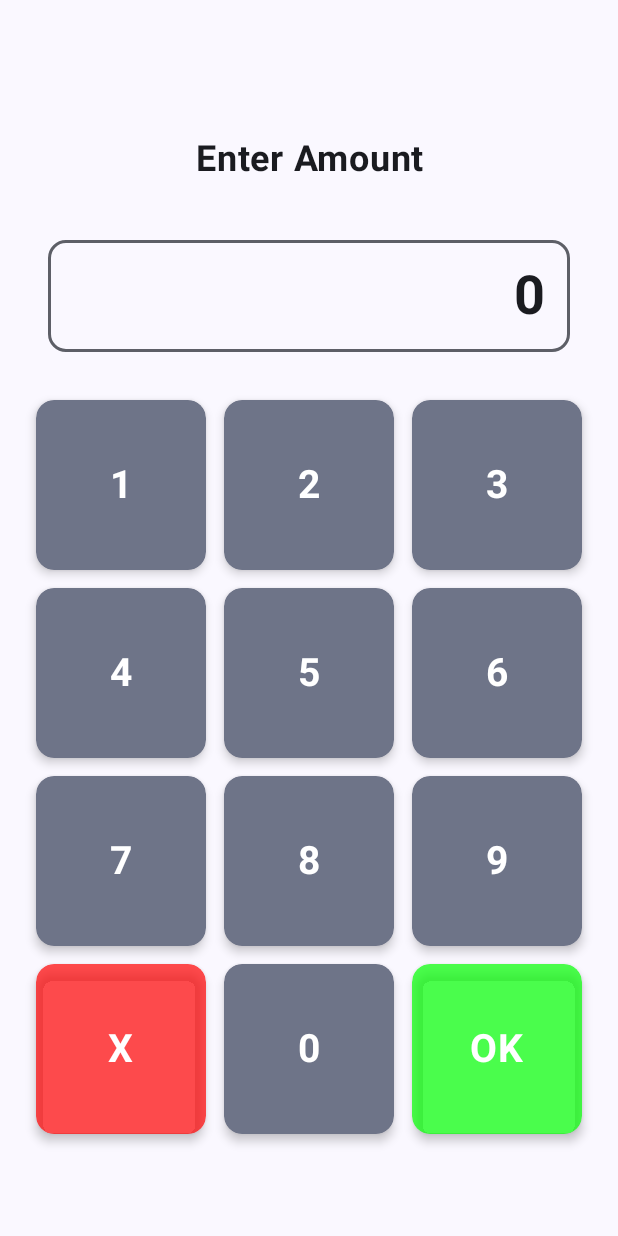
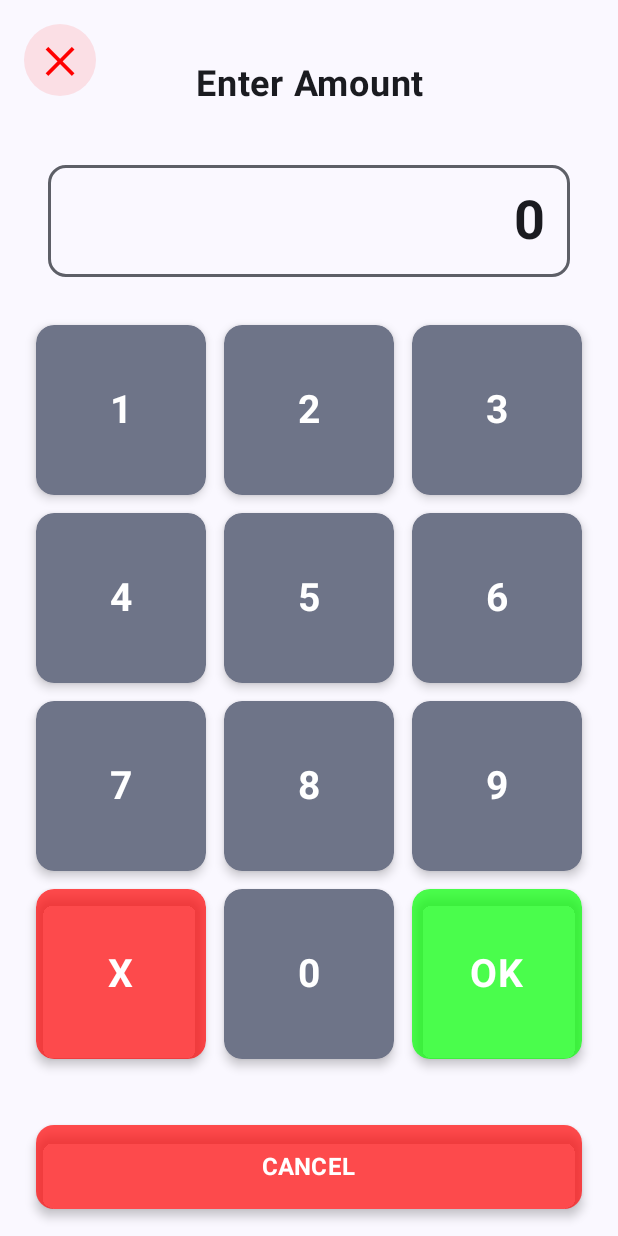
Before and after one commit to malikwaqas077/PintoAndroid, an Android app built with Jetpack Compose: the composable KeypadEntryScreen called with empty values, on a phone screen of 412 x 824 dp. Run offline under Robolectric (Android 15) with nearby library versions, the phone set to English and light mode, and no system bars; libraries missing offline, so code that uses them is left out: com.bumptech.glide; 1 statement that could not run was skipped.

Commit message:
added cross button on pinpad screen

```diff
--- a/app/src/main/java/app/sst/pinto/ui/screens/PaymentScreen.kt
+++ b/app/src/main/java/app/sst/pinto/ui/screens/PaymentScreen.kt
@@ -10,6 +10,7 @@ import androidx.compose.foundation.layout.*
 import androidx.compose.foundation.lazy.grid.GridCells
 import androidx.compose.foundation.lazy.grid.LazyVerticalGrid
 import androidx.compose.foundation.lazy.grid.items
+import androidx.compose.foundation.shape.CircleShape
 import androidx.compose.foundation.shape.RoundedCornerShape
 import androidx.compose.material3.*
 import androidx.compose.runtime.*
@@ -398,11 +399,35 @@ fun KeypadEntryScreen(
 ) {
     val enteredAmount = remember { mutableStateOf("0") }
 
+    Box(modifier = Modifier.fillMaxSize()) {
+        // Cancel button in top-left corner
+        IconButton(
+            onClick = {
+                // Pass -2 to go back to amount selection screen
+                onAmountEntered(-2)
+            },
+            modifier = Modifier
+                .padding(16.dp)
+                .size(48.dp)
+                .align(Alignment.TopStart)
+                .background(
+                    color = Color.Red.copy(alpha = 0.1f),
+                    shape = CircleShape
+                )
+        ) {
+            Text(
+                text = "✕",
+                fontSize = 24.sp,
+                fontWeight = FontWeight.Bold,
+                color = Color.Red
+            )
+        }
+
         Column(
             modifier = Modifier
                 .fillMaxSize()
                 .padding(16.dp),
-        verticalArrangement = Arrangement.Center, // Center alignment
+            verticalArrangement = Arrangement.Center,
             horizontalAlignment = Alignment.CenterHorizontally
         ) {
             AnimatedHeader(text = "Enter Amount")
@@ -536,6 +561,32 @@ fun KeypadEntryScreen(
                             }
                         }
                     )
+                }
+
+                // Add a spacer before the Cancel button
+                Spacer(modifier = Modifier.height(20.dp))
+
+                // Add a Cancel button at the bottom of the keypad
+                Button(
+                    onClick = {
+                        // Pass -2 to go back to amount selection screen
+                        onAmountEntered(-2)
+                    },
+                    colors = ButtonDefaults.buttonColors(
+                        containerColor = Color.Red.copy(alpha = 0.7f)
+                    ),
+                    modifier = Modifier
+                        .fillMaxWidth()
+                        .height(56.dp),
+                    shape = RoundedCornerShape(12.dp),
+                    elevation = ButtonDefaults.buttonElevation(defaultElevation = 4.dp)
+                ) {
+                    Text(
+                        text = "CANCEL",
+                        fontWeight = FontWeight.Bold,
+                        fontSize = 16.sp
+                    )
+                }
             }
         }
     }
--- a/app/src/main/java/app/sst/pinto/utils/TimeoutManager.kt
+++ b/app/src/main/java/app/sst/pinto/utils/TimeoutManager.kt
@@ -182,7 +182,7 @@ class TimeoutManager private constructor() {
                 val exactSeconds = (millisUntilFinished / 1000).toInt()
                 _secondsRemaining.value = exactSeconds
 
-                Log.d(TAG, "Countdown: $exactSeconds seconds remaining, progress: $progress")
+//                Log.d(TAG, "Countdown: $exactSeconds seconds remaining, progress: $progress")
             }
 
             override fun onFinish() {
--- a/app/src/main/java/app/sst/pinto/viewmodels/PaymentViewModel.kt
+++ b/app/src/main/java/app/sst/pinto/viewmodels/PaymentViewModel.kt
@@ -185,7 +185,7 @@ class PaymentViewModel(application: Application) : AndroidViewModel(application)
         Log.d(TAG, "Amount selected: $amount")
         recordUserInteraction()
 
-        // Special code -2 is used to return to amount selection from limit error
+        // Special code -2 is used to return to amount selection from limit error or to cancel keypad entry
         if (amount == -2) {
             val transactionId = UUID.randomUUID().toString()
             currentTransactionId = transactionId
```
Lines whose indentation alone changed are shown as unchanged.
